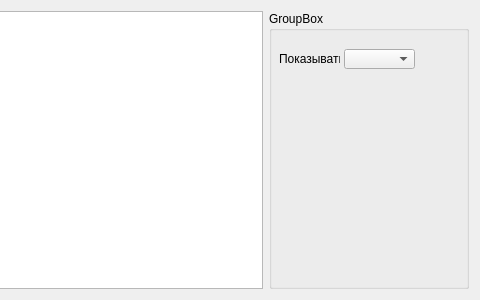
Above: DialogDbProducts.ui from OwlProjects/D3Task_Goods before the change; both pictures show x 389 to 869 and y 0 to 300 of the 869 by 300 pixel window. Below: the same form after it.
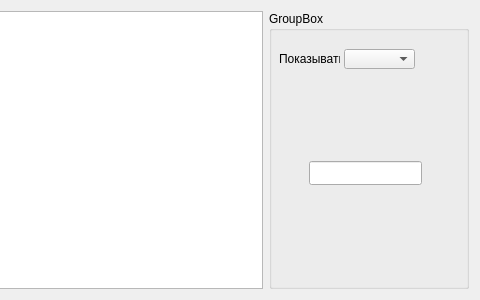
That is the form after the change.

Commit message: Добавлено редактирование даты в DialogDbPurchases через QDataWidgetMapper

```diff
--- a/DialogDbProducts.ui
+++ b/DialogDbProducts.ui
@@ -51,6 +51,16 @@
        <string>Показывать</string>
       </property>
      </widget>
+     <widget class="QLineEdit" name="lineEditMapper">
+      <property name="geometry">
+       <rect>
+        <x>40</x>
+        <y>150</y>
+        <width>113</width>
+        <height>24</height>
+       </rect>
+      </property>
+     </widget>
     </widget>
    </item>
   </layout>
```
The commit also changes 11 other files.
